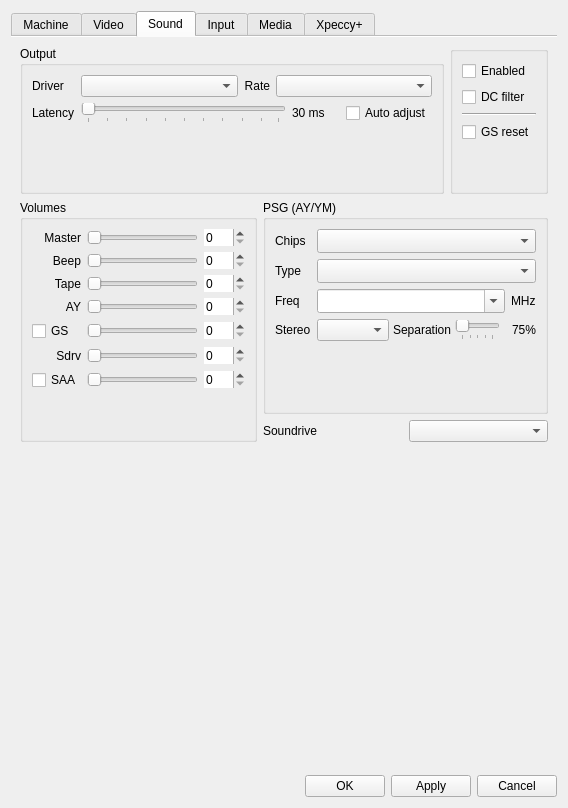
Above: ui/setupwin.ui from Volutar/xpeccy-plus before the change. Below: the same form after it.
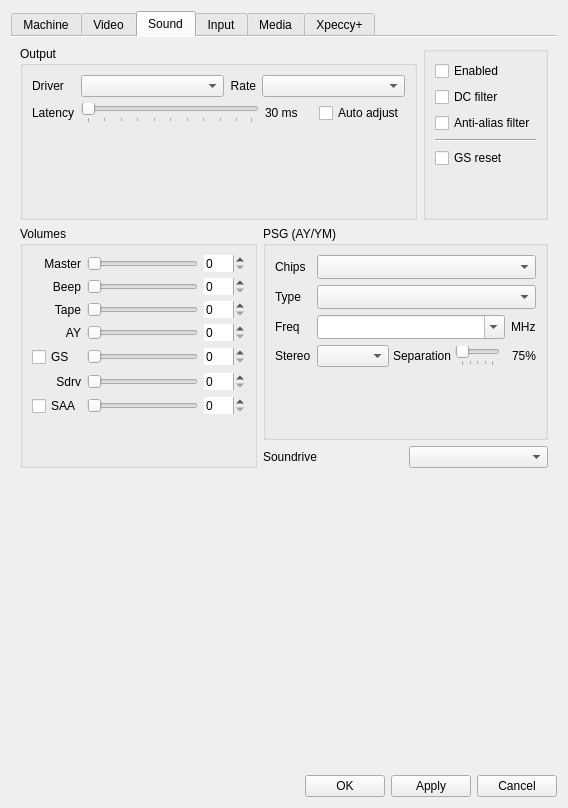
That is the form after the change. The open tabs and pages were chosen to show the change. Icons and pictures are not drawn. Custom widgets are drawn as their Qt base class.

Commit message:
sound: an anti-alias filter down to the output rate
The mix is made at 32x the output rate and was averaged down to it. An
average folds everything above the output Nyquist back into the audible
band; a windowed sinc takes that band 76 dB further down.

Off by default: measured, there is nothing to hear on this emulator's
material, and it costs 1.5% of a core. It is here to be compared.

Replaces the USEKIH path, whose cutoff came out at 30 Hz.

Diff of the .ui file:
```diff
--- a/ui/setupwin.ui
+++ b/ui/setupwin.ui
@@ -1907,6 +1907,16 @@
                 </property>
                </widget>
               </item>
+              <item>
+               <widget class="QCheckBox" name="chkSndFilter">
+                <property name="toolTip">
+                 <string>Cuts the very highest frequencies.&#10;Too high to be played, they fold back&#10;down and are heard as false notes.</string>
+                </property>
+                <property name="text">
+                 <string>Anti-alias filter</string>
+                </property>
+               </widget>
+              </item>
               <item>
                <widget class="Line" name="line_3">
                 <property name="orientation">
```
Left out of the diff: 2 changed lines with no effect on the pictures. The commit also changes 6 other files.
